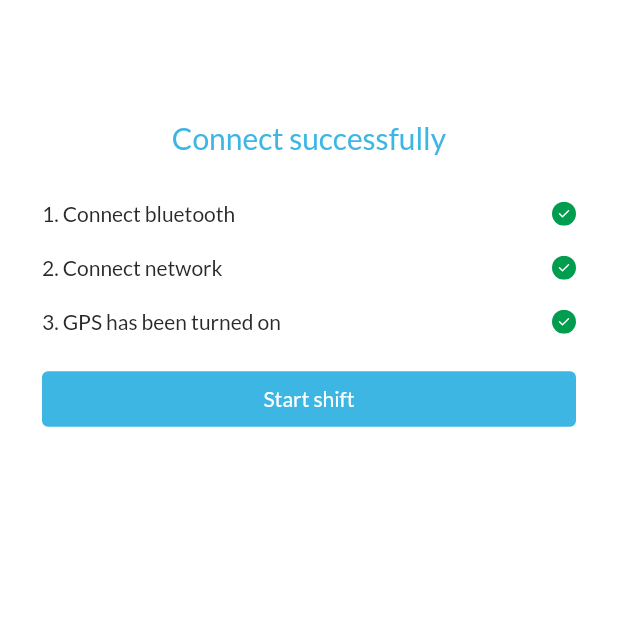
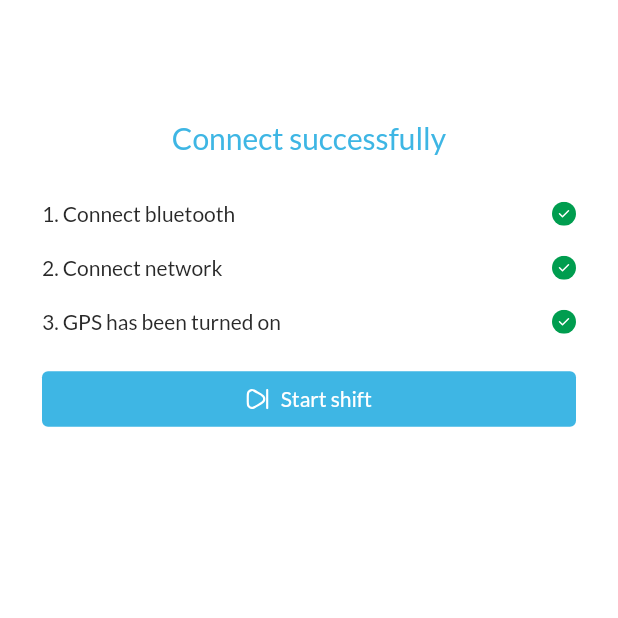
Before and after one commit to Bang-ukpc/refactor-iTicket, a Flutter app: the ConnectingScreen screen opened by its route, on a phone screen of 412 x 824 dp, the top half of it. Run offline on Flutter 3.47's test engine with Material 2 defaults, Android fonts, the phone set to English and light mode, and no system bars; our stand-ins replace cached_network_image, camera, carousel_slider, connectivity_plus, dio, dropdown_search and 11 more; missing offline and left inert: aad_oauth, anyline_plugin, esc_pos_utils, flutter_background_service, flutter_background_service_android, flutter_polyline_points and 1 more; accounts and stored records are empty; network calls fail; project files that could hold a hidden picture were left out.

Commit message:
[BUG] WRDN-213

```diff
--- a/lib/common/bottom_sheet_2.dart
+++ b/lib/common/bottom_sheet_2.dart
@@ -26,7 +26,7 @@ class BottomSheet2 extends StatefulWidget {
   final double padding;
   final List<BottomNavyBarItem> buttonList;
 
-  const BottomSheet2({this.padding = 30, required this.buttonList, super.key});
+  const BottomSheet2({this.padding = 5.0, required this.buttonList, super.key});
 
   @override
   State<BottomSheet2> createState() => _BottomSheet2State();
--- a/lib/common/detail_screen.dart
+++ b/lib/common/detail_screen.dart
@@ -33,7 +33,7 @@ class _DetailScreenState extends State<DetailScreen> {
   @override
   Widget build(BuildContext context) {
     final widthScreen = MediaQuery.of(context).size.width;
-    final padding = widget.type == TypeFirstSeen.Expired ? 30.0 : 05.0;
+    final padding = 5.0;
     final divisor = widget.type == TypeFirstSeen.Expired ? 3 : 2;
     final divisor2 = widget.type == TypeFirstSeen.Expired ? 0.00 : 12;
     final args =
--- a/lib/screens/connecting-status/connecting_screen.dart
+++ b/lib/screens/connecting-status/connecting_screen.dart
@@ -379,7 +379,8 @@ class _ConnectingScreenState extends State<ConnectingScreen> {
                 Container(
                   padding: const EdgeInsets.symmetric(horizontal: 28),
                   width: double.infinity,
-                  child: ElevatedButton(
+                  child: ElevatedButton.icon(
+                    icon: SvgPicture.asset("assets/svg/IconStartShift.svg"),
                     style: ElevatedButton.styleFrom(
                       elevation: 0,
                       shadowColor: Colors.transparent,
@@ -401,7 +402,7 @@ class _ConnectingScreenState extends State<ConnectingScreen> {
                         ).show(context);
                       }
                     },
-                    child: Text(
+                    label: Text(
                       "Start shift",
                       style: CustomTextStyle.h5.copyWith(color: Colors.white),
                     ),
--- a/pubspec.yaml
+++ b/pubspec.yaml
@@ -140,6 +140,7 @@ flutter:
     - assets/svg/IconPreview.svg
     - assets/svg/IconNextBottom.svg
     - assets/svg/IconSave2.svg
+    - assets/svg/IconStartShift.svg
 
     - config/
     - assets/
```
Also changed, not shown: assets/svg/IconStartShift.svg (added).
